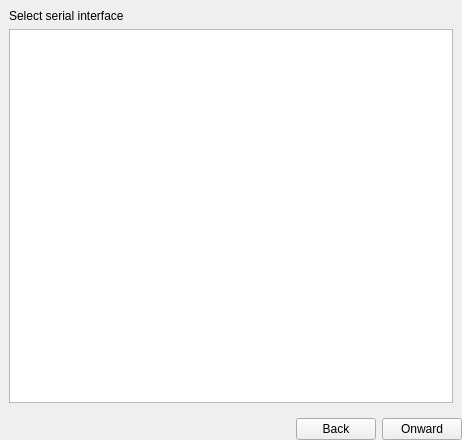
The window that libs/libcore/ui/HardwareWizard.ui (mrdeveloperdude/OctoMY) describes before a commit, drawn with Qt 5.
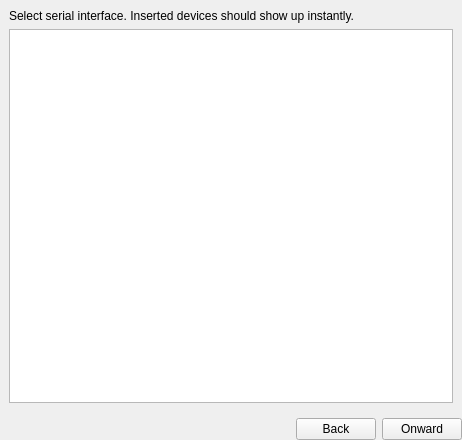
The same window after the commit. The open tabs and pages were chosen to show the change. Icons and pictures are not drawn.

The edit to the form file:
```diff
--- a/libs/libcore/ui/HardwareWizard.ui
+++ b/libs/libcore/ui/HardwareWizard.ui
@@ -105,7 +105,7 @@
        <item>
         <widget class="QLabel" name="label_5">
          <property name="text">
-          <string>Select serial interface</string>
+          <string>Select serial interface. Inserted devices should show up instantly.</string>
          </property>
         </widget>
        </item>
```
Left out of the diff: 20 changed lines with no effect on the pictures.
